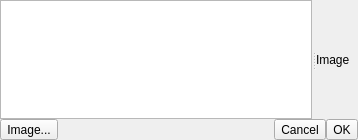
Above: zzzz/composerwidget.ui from nihui/zzzz before the change. Below: the same form after it.
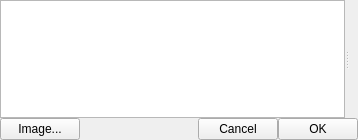
That is the form after the change. Custom widgets are drawn as their Qt base class.

```diff
--- a/zzzz/composerwidget.ui
+++ b/zzzz/composerwidget.ui
@@ -25,18 +25,18 @@
      <property name="orientation">
       <enum>Qt::Horizontal</enum>
      </property>
-     <widget class="KTextEdit" name="composerEdit"/>
-     <widget class="QLabel" name="composerLabel">
-      <property name="text">
-       <string>Image</string>
+     <widget class="KTextEdit" name="composerEdit">
+      <property name="tabChangesFocus">
+       <bool>true</bool>
       </property>
      </widget>
+     <widget class="QLabel" name="composerLabel"/>
     </widget>
    </item>
    <item>
     <layout class="QHBoxLayout" name="horizontalLayout">
      <item>
-      <widget class="QToolButton" name="toolButton">
+      <widget class="QPushButton" name="image">
        <property name="text">
         <string>Image...</string>
        </property>
@@ -56,14 +56,14 @@
       </spacer>
      </item>
      <item>
-      <widget class="QToolButton" name="toolButton_2">
+      <widget class="QPushButton" name="cancel">
        <property name="text">
         <string>Cancel</string>
        </property>
       </widget>
      </item>
      <item>
-      <widget class="QToolButton" name="toolButton_3">
+      <widget class="QPushButton" name="ok">
        <property name="text">
         <string>OK</string>
        </property>
```
